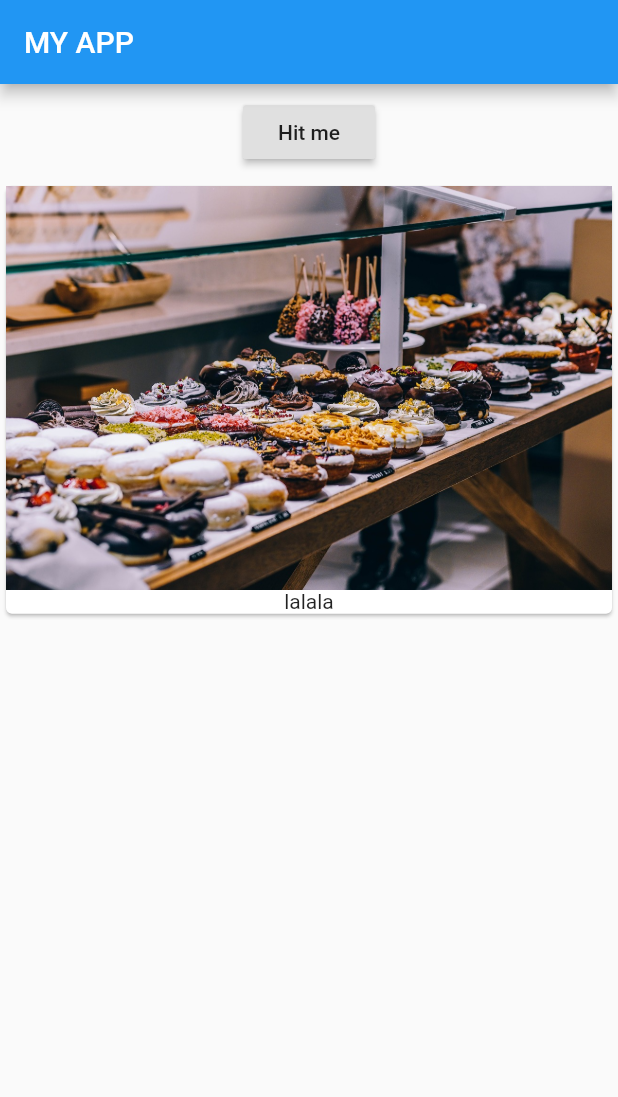
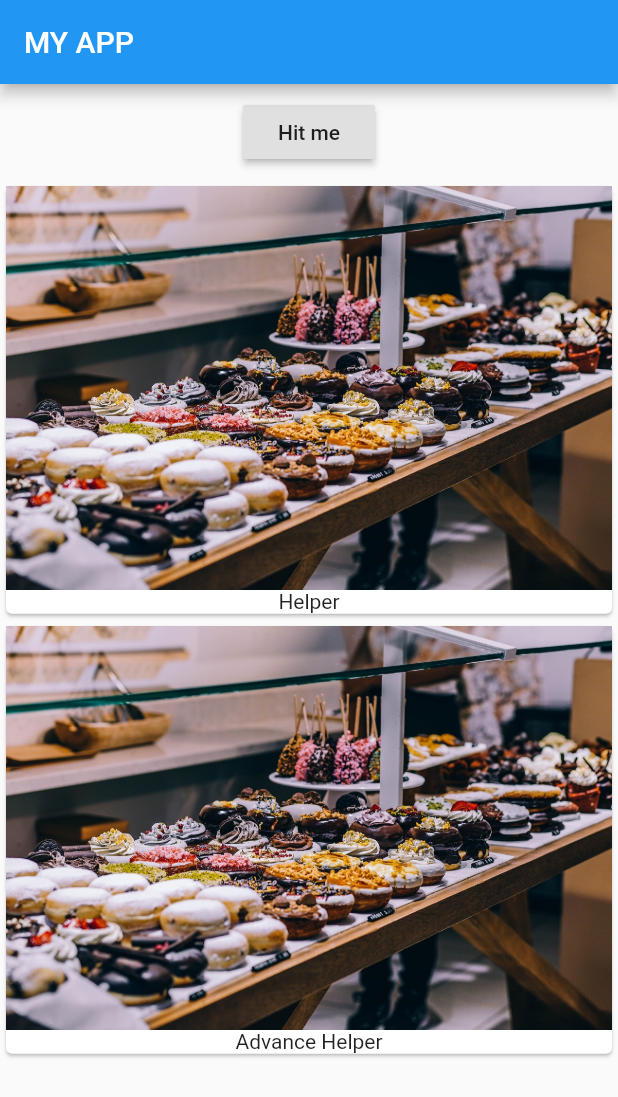
Before and after one commit to PranithhKotamraju/flutterdemoapp, a Flutter app: the screen it shows after launch, after a tap on "Hit me", on a phone screen of 412 x 824 dp. Shown: the top 1097 px of the screen. Run offline on Flutter 3.47's test engine with Material 2 defaults, Android fonts, the phone set to English and light mode, and no system bars.

Commit message:
Added Product Manager

```diff
--- a/lib/main.dart
+++ b/lib/main.dart
@@ -1,4 +1,5 @@
 import 'package:flutter/material.dart';
+import './product_manager.dart';
 
 void main() => runApp(MyApp());
 
@@ -10,27 +11,7 @@ class MyApp extends StatelessWidget {
         appBar: AppBar(
           title: Text('MY APP'),
         ),
-        body: Column(
-          children: <Widget>[
-            Container(
-              margin: EdgeInsets.all(8),
-              child: RaisedButton(
-
-                onPressed: () {},
-                child: Text('Hit me'),
-
-              ),
-            ),
-            Card(
-              child: Column(
-                children: <Widget>[
-                  Image.asset('assets/food.jpg'),
-                  Text('lalala')
-                ],
-              ),
-            ),
-          ],
-        ),
+        body: ProductManager(),
       ),
     );
   }
--- /dev/null
+++ b/lib/product_manager.dart
@@ -0,0 +1,39 @@
+import 'package:flutter/material.dart';
+
+import './products.dart';
+
+class ProductManager extends StatefulWidget {
+  @override
+  State<StatefulWidget> createState() {
+    // TODO: implement createState
+    return _ProductManagerState();
+  }
+}
+
+class _ProductManagerState extends State<ProductManager> {
+  List<String> _products = ['Helper'];
+
+  @override
+  Widget build(BuildContext context) {
+    // TODO: implement build
+    return SingleChildScrollView(
+      child: Column(
+        children: <Widget>[
+          Container(
+            margin: EdgeInsets.all(8),
+            child: RaisedButton(
+              onPressed: () {
+                setState(() {
+                  _products.add('Advance Helper');
+                  print(_products);
+                });
+              },
+              child: Text('Hit me'),
+            ),
+          ),
+          Products(_products)
+        ],
+      ),
+    );
+  }
+}
--- /dev/null
+++ b/lib/products.dart
@@ -0,0 +1,26 @@
+import 'package:flutter/material.dart';
+
+class Products extends StatelessWidget {
+  final List<String> products;
+
+  Products(this.products);
+
+  @override
+  Widget build(BuildContext context) {
+    // TODO: implement build
+    return Column(
+      children: products
+          .map(
+            (element) => Card(
+              child: Column(
+                children: <Widget>[
+                  Image.asset('assets/food.jpg'),
+                  Text(element)
+                ],
+              ),
+            ),
+          )
+          .toList(),
+    );
+  }
+}
```
